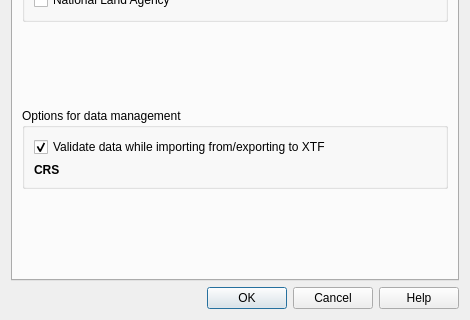
Qt form asistente_ladm_col/ui/settings_dialog.ui (SwissTierrasColombia/Asistente-LADM-COL) before a commit; both pictures show x 0 to 470 and y 166 to 486 of the 470 by 486 pixel window.
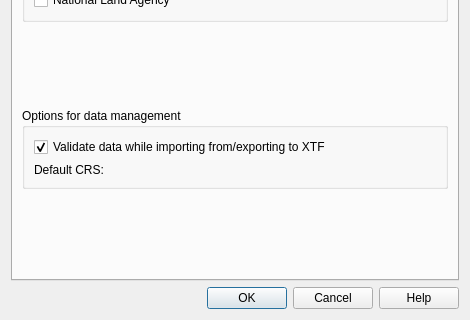
The same form after that commit. The open tabs and pages were chosen to show the change. Icons and pictures are not drawn. Custom widgets are drawn as their Qt base class.

Commit message: [ili2db] Make sure data management dialogs take the EPSG configured in settings dialog

Diff of the .ui file:
```diff
--- a/asistente_ladm_col/ui/settings_dialog.ui
+++ b/asistente_ladm_col/ui/settings_dialog.ui
@@ -666,15 +666,15 @@
            <widget class="QLabel" name="crs_label">
             <property name="font">
              <font>
-              <weight>75</weight>
-              <bold>true</bold>
+              <weight>50</weight>
+              <bold>false</bold>
              </font>
             </property>
             <property name="toolTip">
              <string>Coordinate Reference System</string>
             </property>
             <property name="text">
-             <string>CRS</string>
+             <string>Default CRS:</string>
             </property>
            </widget>
           </item>
```
Left out of the diff: 4 changed lines with no effect on the pictures. The commit also changes 3 other files.
